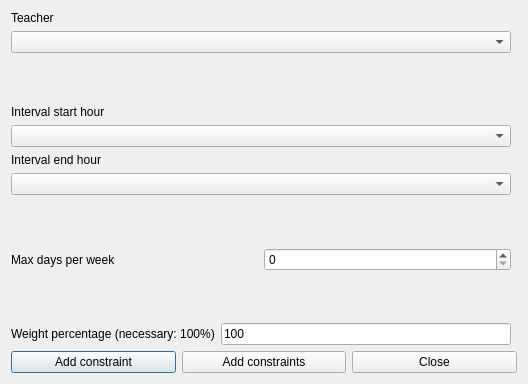
This is fet/src/interface/addconstraintteacherintervalmaxdaysperweekform_template.ui in vonmecheln/fet as Qt 5 draws it before an edit. The edited form follows.
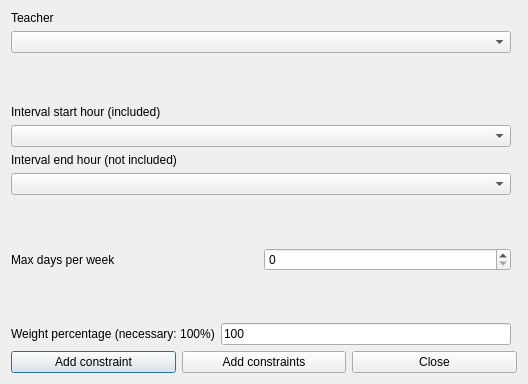
This is the edited form.

Patch:
```diff
--- a/fet/src/interface/addconstraintteacherintervalmaxdaysperweekform_template.ui
+++ b/fet/src/interface/addconstraintteacherintervalmaxdaysperweekform_template.ui
@@ -165,7 +165,7 @@
         <enum>QFrame::Plain</enum>
        </property>
        <property name="text">
-        <string>Interval end hour</string>
+        <string extracomment="This field refers to a constraint operating on a given hourly interval. The selected start hour of the interval is included (is counted) in the constraint, while the selected end hour of the interval is not included (is not counted) in the constraint.">Interval end hour (not included)</string>
        </property>
        <property name="wordWrap">
         <bool>false</bool>
@@ -198,7 +198,7 @@
         <enum>QFrame::Plain</enum>
        </property>
        <property name="text">
-        <string>Interval start hour</string>
+        <string extracomment="This field refers to a constraint operating on a given hourly interval. The selected start hour of the interval is included (is counted) in the constraint, while the selected end hour of the interval is not included (is not counted) in the constraint.">Interval start hour (included)</string>
        </property>
        <property name="wordWrap">
         <bool>false</bool>
```
